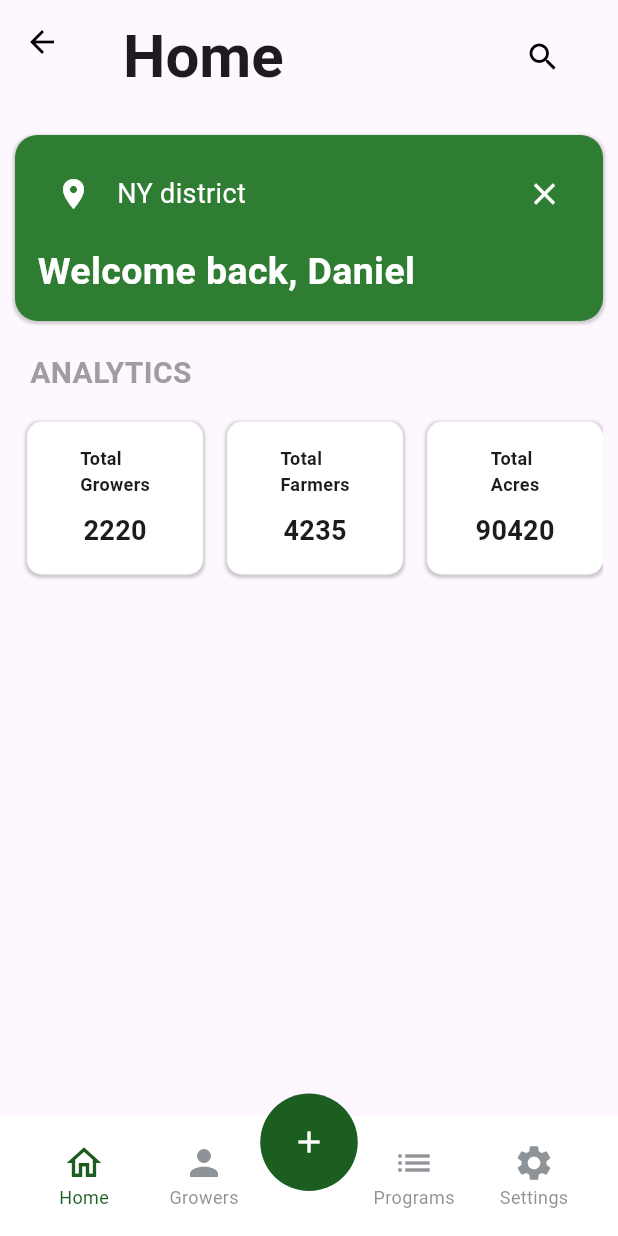
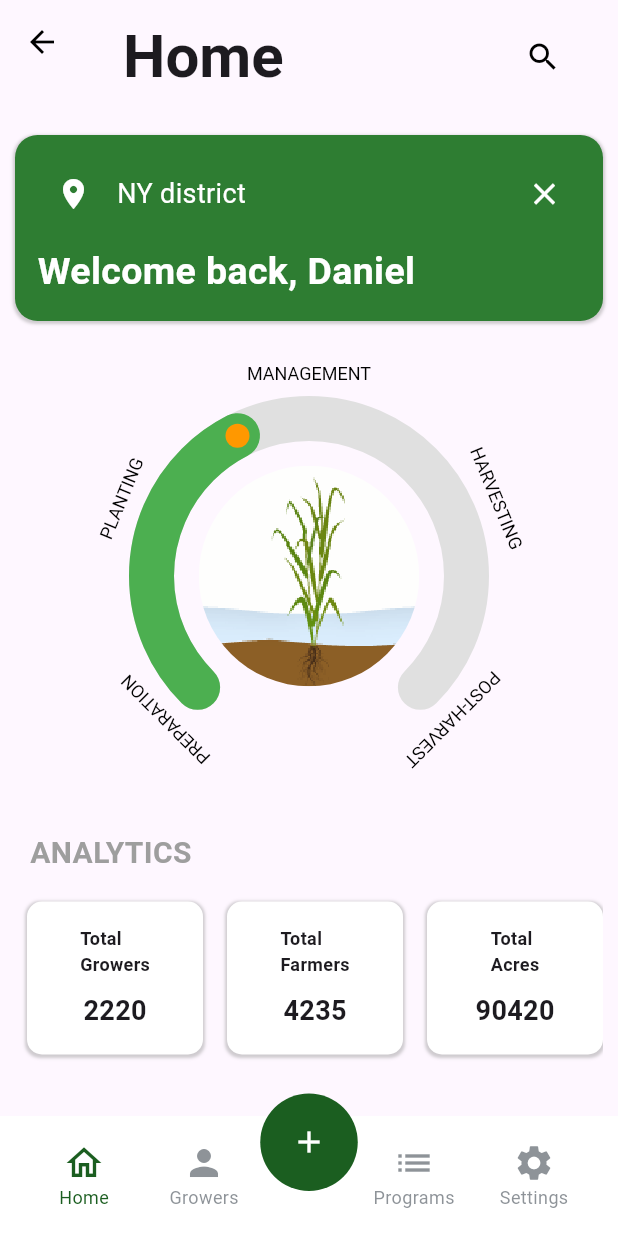
Before and after one commit to rajeev210403/tryapp, a Flutter app: the HomeScreen screen opened directly, on a phone screen of 412 x 824 dp. Run offline on Flutter 3.47's test engine with Material 3 defaults, Android fonts, the phone set to English and light mode, and no system bars.

Commit message:
speedometer added in the home page

```diff
--- a/lib/home_screen.dart
+++ b/lib/home_screen.dart
@@ -1,10 +1,11 @@
 import 'package:flutter/material.dart';
 import 'bottom_navigation_bar.dart'; // Import your custom BottomNavigationBarWidget
+import 'speedometer_widget.dart'; // Import the speedometer widget
 
 class HomeScreen extends StatelessWidget {
   @override
   Widget build(BuildContext context) {
-    double cellWidth = MediaQuery.of(context).size.width / 3 - 20; // Adjust the width based on the screen size
+    double cellWidth = MediaQuery.of(context).size.width / 3 - 20;
 
     List<Widget> listItems = [
       Padding(
@@ -20,7 +21,7 @@ class HomeScreen extends StatelessWidget {
                 color: Colors.grey.withOpacity(0.5),
                 spreadRadius: 1,
                 blurRadius: 1,
-                offset: Offset(0, 1), // changes position of shadow
+                offset: Offset(0, 1),
               ),
             ],
           ),
@@ -71,6 +72,16 @@ class HomeScreen extends StatelessWidget {
       ),
       Padding(
         padding: const EdgeInsets.all(10.0),
+        child: Center(
+          child: SpeedometerWidget(
+            progress: 0.4, // Example progress value
+            stages: ['PREPARATION', 'PLANTING', 'MANAGEMENT', 'HARVESTING', 'POST-HARVEST'],
+            currentStage: 'MANAGEMENT',
+          ),
+        ),
+      ),
+      Padding(
+        padding: const EdgeInsets.all(10.0),
         child: Column(
           crossAxisAlignment: CrossAxisAlignment.start,
           children: [
@@ -90,138 +101,9 @@ class HomeScreen extends StatelessWidget {
               scrollDirection: Axis.horizontal,
               child: Row(
                 children: [
-                  Padding(
-                    padding: const EdgeInsets.all(8.0),
-                    child: Container(
-                      width: cellWidth,
-                      padding: const EdgeInsets.all(16.0),
-                      decoration: BoxDecoration(
-                        color: Colors.white,
-                        borderRadius: BorderRadius.circular(10.0),
-                        boxShadow: [
-                          BoxShadow(
-                            color: Colors.grey.withOpacity(0.5),
-                            spreadRadius: 1,
-                            blurRadius: 1,
-                            offset: Offset(0, 1), // changes position of shadow
-                          ),
-                        ],
-                      ),
-                      child: Column(
-                        children: [
-                          FittedBox(
-                            fit: BoxFit.scaleDown,
-                            child: Text(
-                              'Total \nGrowers',
-                              style: TextStyle(
-                                fontSize: 12.0,
-                                fontWeight: FontWeight.bold,
-                              ),
-                            ),
-                          ),
-                          SizedBox(height: 10),
-                          FittedBox(
-                            fit: BoxFit.scaleDown,
-                            child: Text(
-                              '2220',
-                              style: TextStyle(
-                                fontSize: 18.0,
-                                fontWeight: FontWeight.bold,
-                              ),
-                            ),
-                          ),
-                        ],
-                      ),
-                    ),
-                  ),
-                  Padding(
-                    padding: const EdgeInsets.all(8.0),
-                    child: Container(
-                      width: cellWidth,
-                      padding: const EdgeInsets.all(16.0),
-                      decoration: BoxDecoration(
-                        color: Colors.white,
-                        borderRadius: BorderRadius.circular(10.0),
-                        boxShadow: [
-                          BoxShadow(
-                            color: Colors.grey.withOpacity(0.5),
-                            spreadRadius: 1,
-                            blurRadius: 1,
-                            offset: Offset(0, 1), // changes position of shadow
-                          ),
-                        ],
-                      ),
-                      child: Column(
-                        children: [
-                          FittedBox(
-                            fit: BoxFit.scaleDown,
-                            child: Text(
-                              'Total \nFarmers',
-                              style: TextStyle(
-                                fontSize: 12.0,
-                                fontWeight: FontWeight.bold,
-                              ),
-                            ),
-                          ),
-                          SizedBox(height: 10),
-                          FittedBox(
-                            fit: BoxFit.scaleDown,
-                            child: Text(
-                              '4235',
-                              style: TextStyle(
-                                fontSize: 18.0,
-                                fontWeight: FontWeight.bold,
-                              ),
-                            ),
-                          ),
-                        ],
-                      ),
-                    ),
-                  ),
-                  Padding(
-                    padding: const EdgeInsets.all(8.0),
-                    child: Container(
-                      width: cellWidth,
-                      padding: const EdgeInsets.all(16.0),
-                      decoration: BoxDecoration(
-                        color: Colors.white,
-                        borderRadius: BorderRadius.circular(10.0),
-                        boxShadow: [
-                          BoxShadow(
-                            color: Colors.grey.withOpacity(0.5),
-                            spreadRadius: 1,
-                            blurRadius: 1,
-                            offset: Offset(0, 1), // changes position of shadow
-                          ),
-                        ],
-                      ),
-                      child: Column(
-                        children: [
-                          FittedBox(
-                            fit: BoxFit.scaleDown,
-                            child: Text(
-                              'Total \nAcres',
-                              style: TextStyle(
-                                fontSize: 12.0,
-                                fontWeight: FontWeight.bold,
-                              ),
-                            ),
-                          ),
-                          SizedBox(height: 10),
-                          FittedBox(
-                            fit: BoxFit.scaleDown,
-                            child: Text(
-                              '90420',
-                              style: TextStyle(
-                                fontSize: 18.0,
-                                fontWeight: FontWeight.bold,
-                              ),
-                            ),
-                          ),
-                        ],
-                      ),
-                    ),
-                  ),
+                  _buildAnalyticsCard(cellWidth, 'Total \nGrowers', '2220'),
+                  _buildAnalyticsCard(cellWidth, 'Total \nFarmers', '4235'),
+                  _buildAnalyticsCard(cellWidth, 'Total \nAcres', '90420'),
                 ],
               ),
             ),
@@ -233,7 +115,7 @@ class HomeScreen extends StatelessWidget {
 
     return Scaffold(
       appBar: PreferredSize(
-        preferredSize: Size.fromHeight(80.0), // Adjust the height as needed
+        preferredSize: Size.fromHeight(80.0),
         child: AppBar(
           title: Row(
             mainAxisAlignment: MainAxisAlignment.spaceBetween,
@@ -262,7 +144,7 @@ class HomeScreen extends StatelessWidget {
           iconTheme: IconThemeData(color: Colors.black),
         ),
       ),
-      bottomNavigationBar: BottomNavigationBarWidget(), // Use your custom bottom navigation bar
+      bottomNavigationBar: BottomNavigationBarWidget(),
       body: Column(
         children: <Widget>[
           Expanded(
@@ -288,4 +170,51 @@ class HomeScreen extends StatelessWidget {
       ),
     );
   }
+
+  Widget _buildAnalyticsCard(double width, String title, String value) {
+    return Padding(
+      padding: const EdgeInsets.all(8.0),
+      child: Container(
+        width: width,
+        padding: const EdgeInsets.all(16.0),
+        decoration: BoxDecoration(
+          color: Colors.white,
+          borderRadius: BorderRadius.circular(10.0),
+          boxShadow: [
+            BoxShadow(
+              color: Colors.grey.withOpacity(0.5),
+              spreadRadius: 1,
+              blurRadius: 1,
+              offset: Offset(0, 1),
+            ),
+          ],
+        ),
+        child: Column(
+          children: [
+            FittedBox(
+              fit: BoxFit.scaleDown,
+              child: Text(
+                title,
+                style: TextStyle(
+                  fontSize: 12.0,
+                  fontWeight: FontWeight.bold,
+                ),
+              ),
+            ),
+            SizedBox(height: 10),
+            FittedBox(
+              fit: BoxFit.scaleDown,
+              child: Text(
+                value,
+                style: TextStyle(
+                  fontSize: 18.0,
+                  fontWeight: FontWeight.bold,
+                ),
+              ),
+            ),
+          ],
+        ),
+      ),
+    );
+  }
 }
--- a/lib/main.dart
+++ b/lib/main.dart
@@ -23,7 +23,7 @@
         colorScheme: ColorScheme.fromSeed(seedColor: Colors.deepPurple),
         useMaterial3: true,
       ),
-      home: GrowersScreen(),
+      home:HomeScreen (),
       // Set the splash screen as the home screen
     );
   }
--- /dev/null
+++ b/lib/speedometer_widget.dart
@@ -0,0 +1,149 @@
+import 'dart:math';
+import 'dart:ui' as ui;
+import 'package:flutter/material.dart';
+import 'package:flutter/services.dart';
+
+class SpeedometerWidget extends StatefulWidget {
+  final double progress; // Progress from 0.0 to 1.0
+  final List<String> stages;
+  final String currentStage;
+
+  SpeedometerWidget({
+    required this.progress,
+    required this.stages,
+    required this.currentStage,
+  });
+
+  @override
+  _SpeedometerWidgetState createState() => _SpeedometerWidgetState();
+}
+
+class _SpeedometerWidgetState extends State<SpeedometerWidget> {
+  ui.Image? plantImage;
+
+  @override
+  void initState() {
+    super.initState();
+    _loadImage();
+  }
+
+  Future<void> _loadImage() async {
+    final ByteData data = await rootBundle.load('assets/images/plant.png');
+    final ui.Codec codec = await ui.instantiateImageCodec(data.buffer.asUint8List());
+    final ui.FrameInfo fi = await codec.getNextFrame();
+    setState(() {
+      plantImage = fi.image;
+    });
+  }
+
+  @override
+  Widget build(BuildContext context) {
+    return Container(
+      width: 250,
+      height: 300, // Increased height to accommodate stages text
+      child: CustomPaint(
+        painter: SpeedometerPainter(
+          widget.progress,
+          widget.stages,
+          widget.currentStage,
+          plantImage,
+        ),
+      ),
+    );
+  }
+}
+
+class SpeedometerPainter extends CustomPainter {
+  final double progress;
+  final List<String> stages;
+  final String currentStage;
+  final ui.Image? plantImage;
+
+  SpeedometerPainter(this.progress, this.stages, this.currentStage, this.plantImage);
+
+  @override
+  void paint(Canvas canvas, Size size) {
+    double width = size.width;
+    double height = size.height;
+    double centerX = width / 2;
+    double centerY = height / 2;
+    double radius = width / 2 - 20;
+
+    Paint trackPaint = Paint()
+      ..color = Colors.grey.shade300
+      ..style = PaintingStyle.stroke
+      ..strokeWidth = 30.0
+      ..strokeCap = StrokeCap.round;
+
+    Paint progressPaint = Paint()
+      ..color = Colors.green
+      ..style = PaintingStyle.stroke
+      ..strokeWidth = 30.0
+      ..strokeCap = StrokeCap.round;
+
+    // Draw the track
+    canvas.drawArc(
+      Rect.fromCircle(center: Offset(centerX, centerY), radius: radius),
+      3 * pi / 4,
+      3 * pi / 2,
+      false,
+      trackPaint,
+    );
+
+    // Draw the progress
+    canvas.drawArc(
+      Rect.fromCircle(center: Offset(centerX, centerY), radius: radius),
+      3 * pi / 4,
+      3 * pi / 2 * progress,
+      false,
+      progressPaint,
+    );
+
+    // Draw center plant image if available
+    if (plantImage != null) {
+      double imageSize = radius * 1.4; // Ensuring the image covers the inside part of the speedometer
+      canvas.save();
+      canvas.clipPath(Path()..addOval(Rect.fromCircle(center: Offset(centerX, centerY), radius: imageSize / 2)));
+      canvas.drawImageRect(
+        plantImage!,
+        Rect.fromLTWH(0, 0, plantImage!.width.toDouble(), plantImage!.height.toDouble()),
+        Rect.fromLTWH(centerX - imageSize / 2, centerY - imageSize / 2, imageSize, imageSize),
+        Paint(),
+      );
+      canvas.restore();
+    }
+
+    // Draw stages text
+    double angleStep = 3 * pi / 2 / (stages.length - 1);
+    for (int i = 0; i < stages.length; i++) {
+      final stageText = stages[i];
+      final textPainter = TextPainter(
+        text: TextSpan(text: stageText, style: TextStyle(color: Colors.black, fontSize: 12)),
+        textAlign: TextAlign.center,
+        textDirection: TextDirection.rtl,
+      );
+      textPainter.layout();
+
+      double textAngle = 3 * pi / 4 + i * angleStep;
+      double textX = centerX + (radius + 30) * cos(textAngle);
+      double textY = centerY + (radius + 30) * sin(textAngle);
+      canvas.save();
+      canvas.translate(textX, textY);
+      canvas.rotate(textAngle + pi / 2);
+      textPainter.paint(canvas, Offset(-textPainter.width / 2, -textPainter.height / 2));
+      canvas.restore();
+    }
+
+    // Draw current stage dot
+    double dotAngle = 3 * pi / 4 + progress * 3 * pi / 2;
+    double dotX = centerX + radius * cos(dotAngle);
+    double dotY = centerY + radius * sin(dotAngle);
+    Paint dotPaint = Paint()..color = Colors.orange;
+    canvas.drawCircle(Offset(dotX, dotY), 8, dotPaint);
+  }
+
+  @override
+  bool shouldRepaint(covariant CustomPainter oldDelegate) {
+    return true;
+  }
+}
--- a/pubspec.yaml
+++ b/pubspec.yaml
@@ -24,4 +24,4 @@ flutter:
     - assets/images/splash_image.jpg
     - assets/jsonfiles/bottom_bar.json
     - assets/jsonfiles/adding_a_grower.json
-    - assets/jsonfiles/adding_a_grower.json
+    - assets/images/plant.png
```
Also changed, not shown: assets/images/plant.png (added).
